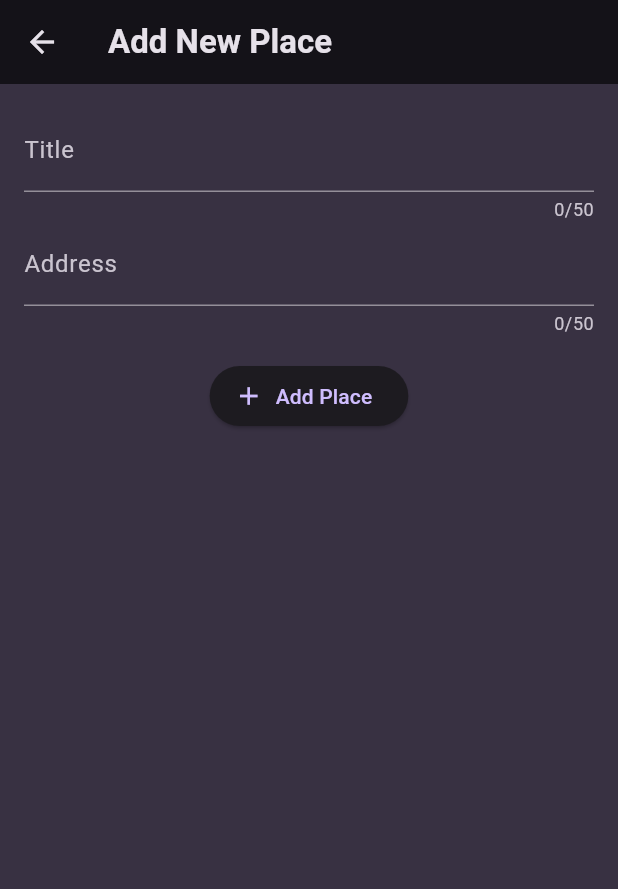
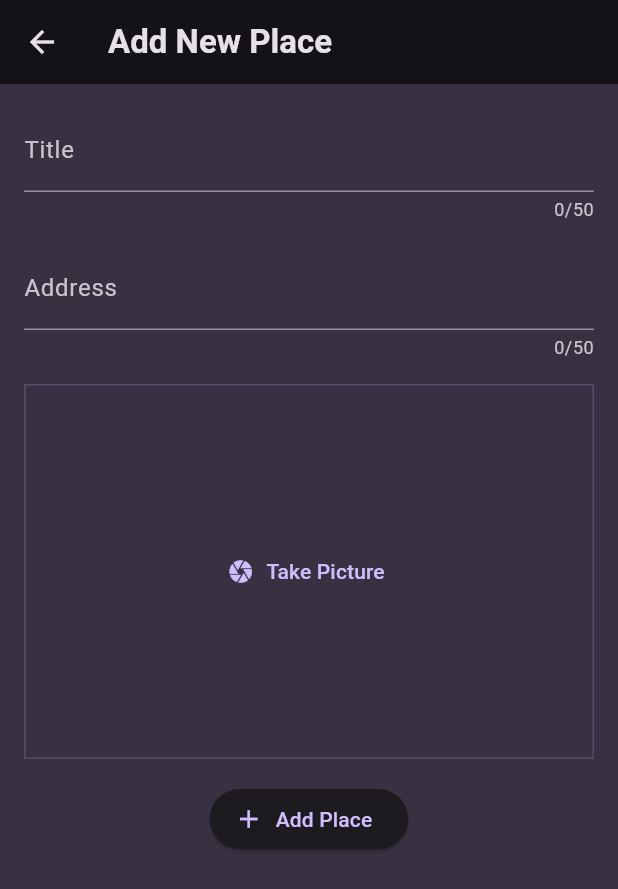
Before and after one commit to lcd11001/flutter-favorite-places, a Flutter app: the NewPlaceScreen screen opened directly, on a phone screen of 412 x 824 dp. Shown: the top 889 px of the screen. Run offline on Flutter 3.47's test engine with Material 3 defaults, Android fonts, the phone set to English and light mode, and no system bars; our stand-ins replace cached_network_image, flutter_riverpod, freezed_annotation, google_fonts, image_picker, riverpod_annotation and 1 more; generated files the repository leaves out were written again; network calls fail.

Commit message:
+ image input

```diff
--- a/lib/screens/new_place_screen.dart
+++ b/lib/screens/new_place_screen.dart
@@ -4,6 +4,7 @@ import 'package:flutter_riverpod/flutter_riverpod.dart';
 import 'package:favorite_places/models/place.dart';
 import 'package:favorite_places/providers/places_provider.dart';
 
+import 'package:favorite_places/widgets/image_input.dart';
 import 'package:favorite_places/widgets/place_text_field.dart';
 
 class NewPlaceScreen extends ConsumerStatefulWidget {
@@ -45,12 +46,15 @@ class _NewPlaceScreenState extends ConsumerState<NewPlaceScreen> {
                   hintErrorText: 'Enter place title',
                   maxLength: 50,
                 ),
+                const SizedBox(height: 16),
                 PlaceTextField(
                   titleController: _addressController,
                   title: 'Address',
                   hintErrorText: 'Enter place address',
                   maxLength: 50,
                 ),
+                const SizedBox(height: 16),
+                ImageInput(),
                 const SizedBox(height: 16),
                 ElevatedButton.icon(
                   icon: _isSaving
--- /dev/null
+++ b/lib/widgets/image_input.dart
@@ -0,0 +1,70 @@
+import 'dart:io';
+
+import 'package:flutter/material.dart';
+import 'package:image_picker/image_picker.dart';
+
+class ImageInput extends StatefulWidget {
+  const ImageInput({super.key});
+
+  @override
+  State<StatefulWidget> createState() => _ImageInputState();
+}
+
+class _ImageInputState extends State<ImageInput> {
+  File? _selectedImage;
+
+  void _takePicture() async {
+    final imagePicker = ImagePicker();
+    final imageFile = await imagePicker.pickImage(
+      source: ImageSource.camera,
+      maxWidth: 600,
+    );
+
+    if (imageFile == null) {
+      return;
+    }
+
+    setState(() {
+      _selectedImage = File(imageFile.path);
+    });
+  }
+
+  @override
+  Widget build(BuildContext context) {
+    final colorScheme = Theme.of(context).colorScheme;
+
+    return Container(
+      decoration: BoxDecoration(
+        border: Border.all(
+          width: 1,
+          color: colorScheme.primary.withOpacity(0.2),
+        ),
+      ),
+      height: 250,
+      width: double.infinity,
+      alignment: Alignment.center,
+      child:
+          _selectedImage == null ? _buildCameraButton() : _buildPreviewImage(),
+    );
+  }
+
+  Widget _buildCameraButton() {
+    return TextButton.icon(
+      onPressed: _takePicture,
+      icon: const Icon(Icons.camera),
+      label: const Text('Take Picture'),
+    );
+  }
+
+  Widget _buildPreviewImage() {
+    return GestureDetector(
+      onTap: _takePicture,
+      child: Image.file(
+        _selectedImage!,
+        fit: BoxFit.cover,
+        width: double.infinity,
+        height: double.infinity,
+      ),
+    );
+  }
+}
```
